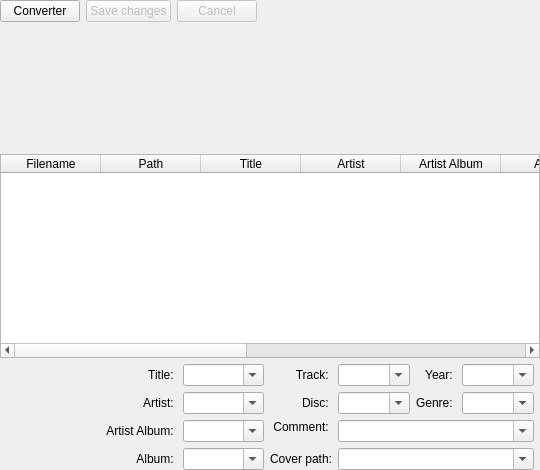
Old version of the form src/Player/tageditor.ui in the repository MBach/Miam-Player.
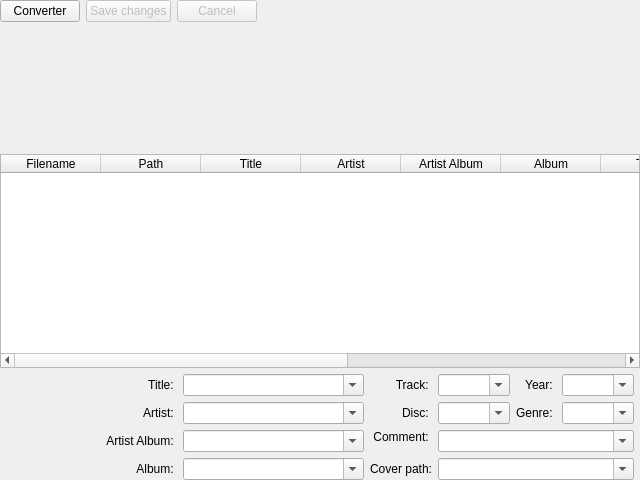
New version of the form. Icons and pictures are not drawn. Custom widgets are drawn as their Qt base class.

What changed in the file:
```diff
--- a/src/Player/tageditor.ui
+++ b/src/Player/tageditor.ui
@@ -6,8 +6,8 @@
    <rect>
     <x>0</x>
     <y>0</y>
-    <width>540</width>
-    <height>470</height>
+    <width>640</width>
+    <height>480</height>
    </rect>
   </property>
   <property name="windowTitle">
```
